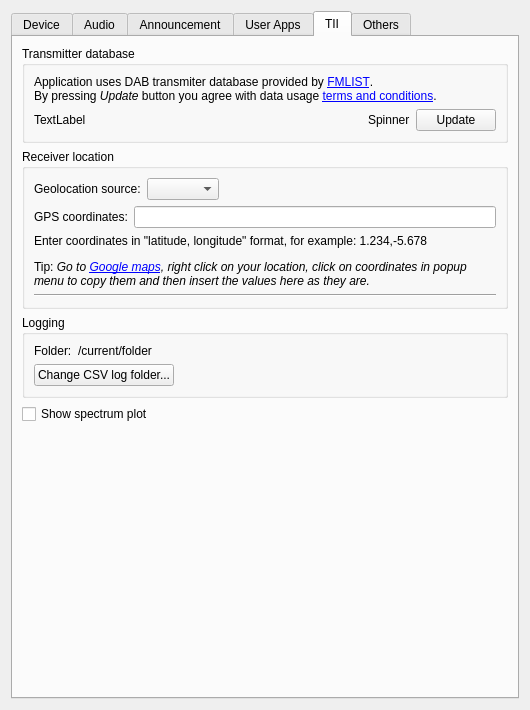
KejPi/AbracaDABra, file gui/setupdialog.ui: the form before one commit.
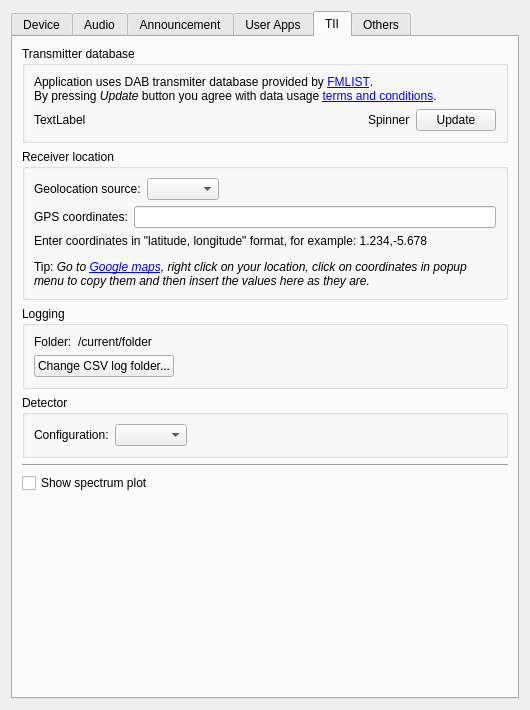
The form after the commit. The open tabs and pages were chosen to show the change. Custom widgets are drawn as their Qt base class.

Commit message: feat: TII detection sensitivity mode (configuration) implemented (Issue #183)

What changed in the file:
```diff
--- a/gui/setupdialog.ui
+++ b/gui/setupdialog.ui
@@ -2212,13 +2212,6 @@
             </widget>
            </widget>
           </item>
-          <item>
-           <widget class="Line" name="tiiHline">
-            <property name="orientation">
-             <enum>Qt::Orientation::Horizontal</enum>
-            </property>
-           </widget>
-          </item>
          </layout>
         </widget>
        </item>
@@ -2285,6 +2278,52 @@
          </layout>
         </widget>
        </item>
+       <item>
+        <widget class="QGroupBox" name="tiiDetectorGroupBox">
+         <property name="title">
+          <string>Detector</string>
+         </property>
+         <layout class="QHBoxLayout" name="horizontalLayout_8">
+          <item>
+           <widget class="QLabel" name="tiiModeLabel">
+            <property name="text">
+             <string>Configuration:</string>
+            </property>
+           </widget>
+          </item>
+          <item>
+           <widget class="QComboBox" name="tiiModeCombo">
+            <property name="sizePolicy">
+             <sizepolicy hsizetype="Minimum" vsizetype="Fixed">
+              <horstretch>0</horstretch>
+              <verstretch>0</verstretch>
+             </sizepolicy>
+            </property>
+           </widget>
+          </item>
+          <item>
+           <spacer name="horizontalSpacer_16">
+            <property name="orientation">
+             <enum>Qt::Orientation::Horizontal</enum>
+            </property>
+            <property name="sizeHint" stdset="0">
+             <size>
+              <width>227</width>
+              <height>20</height>
+             </size>
+            </property>
+           </spacer>
+          </item>
+         </layout>
+        </widget>
+       </item>
+       <item>
+        <widget class="Line" name="tiiHline">
+         <property name="orientation">
+          <enum>Qt::Orientation::Horizontal</enum>
+         </property>
+        </widget>
+       </item>
        <item>
         <widget class="QCheckBox" name="tiiSpectPlotCheckBox">
          <property name="text">
```
Left out of the diff: 4 changed lines with no effect on the pictures. The commit also changes 6 other files.
